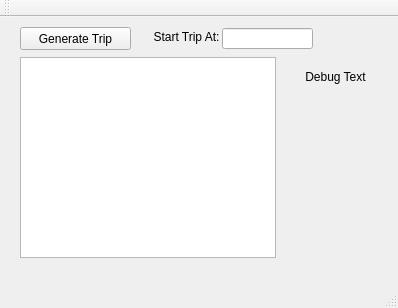
thea-k/CS1D2018-Project1, file travelersmainwindow.ui: the form before one commit.
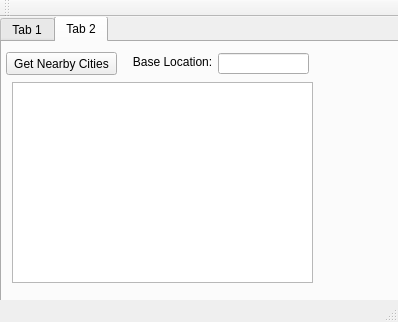
The form after the commit.

```diff
--- a/travelersmainwindow.ui
+++ b/travelersmainwindow.ui
@@ -7,40 +7,33 @@
     <x>0</x>
     <y>0</y>
     <width>398</width>
-    <height>308</height>
+    <height>322</height>
    </rect>
   </property>
   <property name="windowTitle">
    <string>TravelersMainWindow</string>
   </property>
   <widget class="QWidget" name="centralWidget">
-   <widget class="QPushButton" name="pushButton">
+   <widget class="QTabWidget" name="tabWidget">
     <property name="geometry">
      <rect>
-      <x>20</x>
-      <y>10</y>
-      <width>111</width>
-      <height>23</height>
+      <x>0</x>
+      <y>-1</y>
+      <width>401</width>
+      <height>291</height>
      </rect>
     </property>
-    <property name="text">
-     <string>Generate Trip</string>
+    <property name="currentIndex">
+     <number>1</number>
     </property>
-   </widget>
-   <widget class="QListWidget" name="cities">
-    <property name="geometry">
-     <rect>
-      <x>20</x>
-      <y>40</y>
-      <width>256</width>
-      <height>201</height>
-     </rect>
-    </property>
-   </widget>
+    <widget class="QWidget" name="tab">
+     <attribute name="title">
+      <string>Tab 1</string>
+     </attribute>
    <widget class="QLabel" name="startLabel">
     <property name="geometry">
      <rect>
-      <x>146</x>
+        <x>126</x>
       <y>10</y>
       <width>81</width>
       <height>20</height>
@@ -53,10 +46,23 @@
      <set>Qt::AlignCenter</set>
     </property>
    </widget>
+     <widget class="QPushButton" name="pushButton">
+      <property name="geometry">
+       <rect>
+        <x>0</x>
+        <y>10</y>
+        <width>111</width>
+        <height>23</height>
+       </rect>
+      </property>
+      <property name="text">
+       <string>Generate Trip</string>
+      </property>
+     </widget>
    <widget class="QLabel" name="distanceTraveled">
     <property name="geometry">
      <rect>
-      <x>290</x>
+        <x>270</x>
       <y>50</y>
       <width>91</width>
       <height>20</height>
@@ -72,24 +78,90 @@
    <widget class="QLineEdit" name="startingLocation">
     <property name="geometry">
      <rect>
-      <x>222</x>
+        <x>202</x>
       <y>11</y>
       <width>91</width>
       <height>21</height>
      </rect>
     </property>
    </widget>
-  </widget>
-  <widget class="QMenuBar" name="menuBar">
+     <widget class="QListWidget" name="cities">
    <property name="geometry">
     <rect>
      <x>0</x>
-     <y>0</y>
-     <width>398</width>
+        <y>40</y>
+        <width>256</width>
+        <height>201</height>
+       </rect>
+      </property>
+     </widget>
+    </widget>
+    <widget class="QWidget" name="tab_2">
+     <attribute name="title">
+      <string>Tab 2</string>
+     </attribute>
+     <widget class="QPushButton" name="getNearbyCitiesButton">
+      <property name="geometry">
+       <rect>
+        <x>4</x>
+        <y>10</y>
+        <width>111</width>
+        <height>23</height>
+       </rect>
+      </property>
+      <property name="text">
+       <string>Get Nearby Cities</string>
+      </property>
+     </widget>
+     <widget class="QLineEdit" name="baseCityInput">
+      <property name="geometry">
+       <rect>
+        <x>216</x>
+        <y>11</y>
+        <width>91</width>
      <height>21</height>
     </rect>
    </property>
   </widget>
+     <widget class="QLabel" name="baseCityLabel">
+      <property name="geometry">
+       <rect>
+        <x>130</x>
+        <y>10</y>
+        <width>81</width>
+        <height>20</height>
+       </rect>
+      </property>
+      <property name="text">
+       <string>Base Location:</string>
+      </property>
+      <property name="alignment">
+       <set>Qt::AlignCenter</set>
+      </property>
+     </widget>
+     <widget class="QTableWidget" name="tableOfNearbyCities">
+      <property name="geometry">
+       <rect>
+        <x>10</x>
+        <y>40</y>
+        <width>301</width>
+        <height>201</height>
+       </rect>
+      </property>
+      <property name="frameShape">
+       <enum>QFrame::StyledPanel</enum>
+      </property>
+      <property name="lineWidth">
+       <number>2</number>
+      </property>
+      <property name="midLineWidth">
+       <number>2</number>
+      </property>
+     </widget>
+    </widget>
+   </widget>
+  </widget>
+  <widget class="QStatusBar" name="statusBar"/>
   <widget class="QToolBar" name="mainToolBar">
    <attribute name="toolBarArea">
     <enum>TopToolBarArea</enum>
@@ -98,7 +170,16 @@
     <bool>false</bool>
    </attribute>
   </widget>
-  <widget class="QStatusBar" name="statusBar"/>
+  <widget class="QMenuBar" name="menuBar">
+   <property name="geometry">
+    <rect>
+     <x>0</x>
+     <y>0</y>
+     <width>398</width>
+     <height>21</height>
+    </rect>
+   </property>
+  </widget>
  </widget>
  <layoutdefault spacing="6" margin="11"/>
  <resources/>
```
Lines whose indentation alone changed are shown as unchanged.
